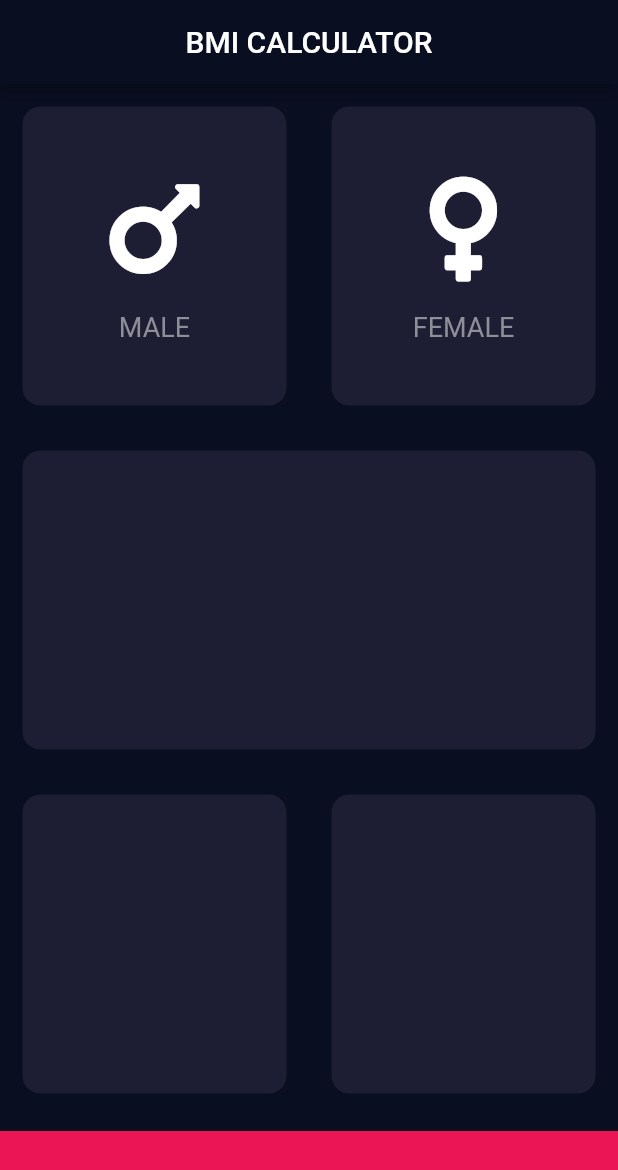
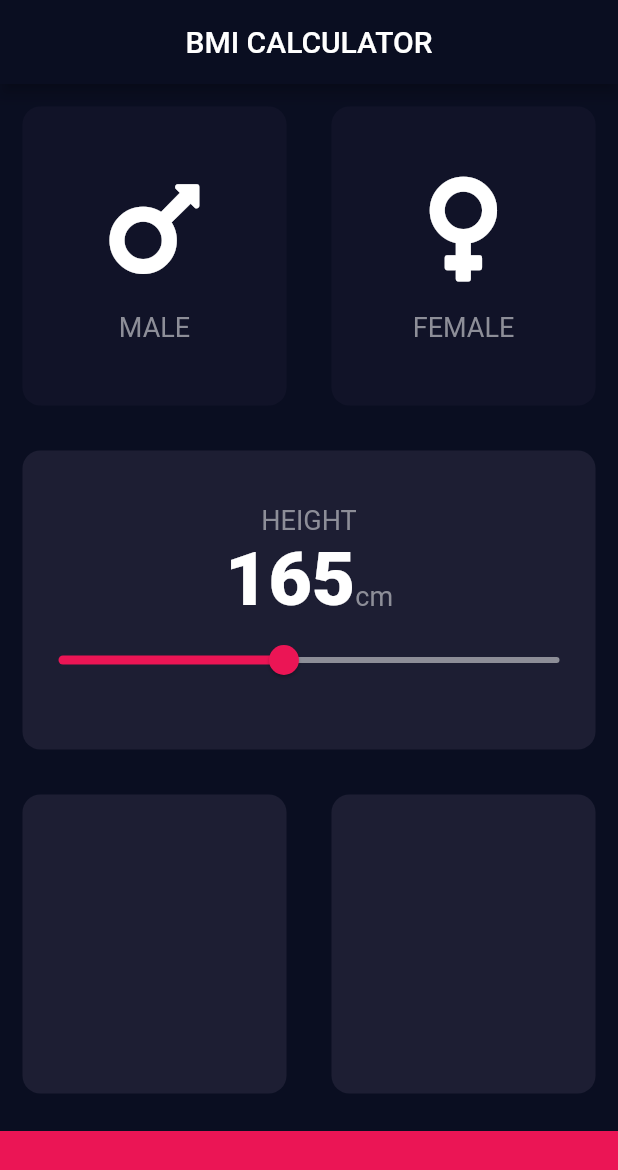
Before and after one commit to kokaprog/bmi_calc, a Flutter app: the screen it shows after launch, on a phone screen of 412 x 824 dp. Shown: the top 1170 px of the screen. Run offline on Flutter 3.47's test engine with Material 2 defaults, Android fonts, the phone set to English and light mode, and no system bars; our stand-ins replace font_awesome_flutter.

```diff
--- /dev/null
+++ b/lib/constants.dart
@@ -0,0 +1,17 @@
+import 'package:flutter/material.dart';
+
+const kBottomContainerHeight = 70.0;
+const kBottomContainerColor = Color(0xFFEB1555);
+const kActiveCardColor = Color(0xFF1D1E33);
+const kInactiveCardColor = Color(0xFF111328);
+const kIconSize = 80.0;
+
+const kLabelStyle = TextStyle(
+  color: Color(0xFF8D8E98),
+  fontSize: 18.0,
+);
+
+const kNumberTextStyle = TextStyle(
+  fontSize: 50.0,
+  fontWeight: FontWeight.w900,
+);
--- a/lib/icon_content.dart
+++ b/lib/icon_content.dart
@@ -1,10 +1,5 @@
 import 'package:flutter/material.dart';
-
-const iconSize = 80.0;
-const labelStyle = TextStyle(
-  color: Color(0xFF8D8E98),
-  fontSize: 18.0,
-);
+import 'constants.dart';
 
 class IconContent extends StatelessWidget {
   final String label;
@@ -19,12 +14,12 @@ class IconContent extends StatelessWidget {
       children: <Widget>[
         Icon(
           icon,
-          size: iconSize,
+          size: kIconSize,
         ),
         SizedBox(height: 15.0),
         Text(
           label,
-          style: labelStyle,
+          style: kLabelStyle,
         ),
       ],
     );
--- a/lib/input_page.dart
+++ b/lib/input_page.dart
@@ -3,10 +3,9 @@ import 'package:flutter/cupertino.dart';
 import 'package:flutter/material.dart';
 import 'package:font_awesome_flutter/font_awesome_flutter.dart';
 import 'icon_content.dart';
+import 'constants.dart';
 
-const bottomContainerHeight = 70.0;
-const activeCardColor = Color(0xFF1D1E33);
-const bottomContainerColor = Color(0xFFEB1555);
+enum Gender { male, female }
 
 class InputPage extends StatefulWidget {
   @override
@@ -14,6 +13,9 @@ class InputPage extends StatefulWidget {
 }
 
 class _InputPageState extends State<InputPage> {
+  Gender selectedGender;
+  int height = 165;
+
   @override
   Widget build(BuildContext context) {
     return Scaffold(
@@ -22,51 +24,100 @@ class _InputPageState extends State<InputPage> {
         title: Text('BMI CALCULATOR'),
       ),
       body: Column(
+        crossAxisAlignment: CrossAxisAlignment.stretch,
         children: <Widget>[
           Expanded(
             child: Row(
               children: <Widget>[
                 Expanded(
                   child: ReusableCard(
-                    color: activeCardColor,
+                    color: selectedGender == Gender.male ? kActiveCardColor : kInactiveCardColor,
                     cardChild: IconContent(
                       icon: FontAwesomeIcons.mars,
                       label: 'MALE',
                     ),
+                    onTapAction: () {
+                      setState(() {
+                        selectedGender = Gender.male;
+                      });
+                    },
                   ),
                 ),
                 Expanded(
                   child: ReusableCard(
-                    color: activeCardColor,
+                    color: selectedGender == Gender.female ? kActiveCardColor : kInactiveCardColor,
                     cardChild: IconContent(
                       icon: FontAwesomeIcons.venus,
                       label: 'FEMALE',
                     ),
+                    onTapAction: () {
+                      setState(() {
+                        selectedGender = Gender.female;
+                      });
+                    },
                   ),
                 ),
               ],
             ),
           ),
           Expanded(
-            child: ReusableCard(color: activeCardColor),
+            child: ReusableCard(
+              color: kActiveCardColor,
+              cardChild: Column(
+                mainAxisAlignment: MainAxisAlignment.center,
+                children: <Widget>[
+                  Text(
+                    'HEIGHT',
+                    style: kLabelStyle,
+                  ),
+                  Row(
+                    mainAxisAlignment: MainAxisAlignment.center,
+                    crossAxisAlignment: CrossAxisAlignment.baseline,
+                    textBaseline: TextBaseline.alphabetic,
+                    children: <Widget>[
+                      Text(
+                        height.toString(),
+                        style: kNumberTextStyle,
+                      ),
+                      Text(
+                        'cm',
+                        style: kLabelStyle,
+                      ),
+                    ],
+                  ),
+                  Slider(
+                    value: height.toDouble(),
+                    min: 120.0,
+                    max: 220.0,
+                    activeColor: Color(0xFFEB1555),
+                    inactiveColor: Color(0xFF8D8E98),
+                    onChanged: (selectedValue) {
+                      setState(() {
+                        height = selectedValue.round();
+                      });
+                    },
+                  ),
+                ],
+              ),
+            ),
           ),
           Expanded(
             child: Row(
               children: <Widget>[
                 Expanded(
-                  child: ReusableCard(color: activeCardColor),
+                  child: ReusableCard(color: kActiveCardColor),
                 ),
                 Expanded(
-                  child: ReusableCard(color: activeCardColor),
+                  child: ReusableCard(color: kActiveCardColor),
                 ),
               ],
             ),
           ),
           Container(
-            color: bottomContainerColor,
+            color: kBottomContainerColor,
             margin: EdgeInsets.only(top: 10.0),
             width: double.infinity,
-            height: bottomContainerHeight,
+            height: kBottomContainerHeight,
           ),
         ],
       ),
--- a/lib/reusable_card.dart
+++ b/lib/reusable_card.dart
@@ -3,17 +3,21 @@ import 'package:flutter/material.dart';
 class ReusableCard extends StatelessWidget {
   final Color color;
   final Widget cardChild;
+  final Function onTapAction;
 
-  ReusableCard({@required this.color, this.cardChild});
+  ReusableCard({@required this.color, this.cardChild, this.onTapAction});
 
   @override
   Widget build(BuildContext context) {
-    return Container(
-      child: cardChild,
-      margin: EdgeInsets.all(15.0),
-      decoration: BoxDecoration(
-        color: color,
-        borderRadius: BorderRadius.circular(12.0),
+    return GestureDetector(
+      onTap: onTapAction,
+      child: Container(
+        child: cardChild,
+        margin: EdgeInsets.all(15.0),
+        decoration: BoxDecoration(
+          color: color,
+          borderRadius: BorderRadius.circular(12.0),
+        ),
       ),
     );
   }
```
